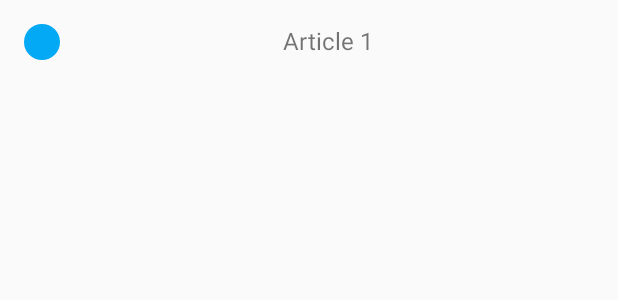
After one commit to afomic/Nacoss, an Android app: the layout aryicle_menu.xml on its own in the app's theme, with its tools: preview values and no code run, on a phone screen of 412 x 824 dp. The commit adds this screen. Shown: the top 300 px of the screen. Run offline under Robolectric (Android 15) with nearby library versions, the phone set to English and light mode, and no system bars.

Commit message:
improving the u.i

```diff
--- a/app/src/main/java/com/afomic/nacoss/fragment/ConstitutionDetailFragment.java
+++ b/app/src/main/java/com/afomic/nacoss/fragment/ConstitutionDetailFragment.java
@@ -99,6 +99,7 @@ public class ConstitutionDetailFragment extends Fragment {
         View.OnClickListener listener=new View.OnClickListener() {
             @Override
             public void onClick(View v) {
+
                 if(!isArticleListVisible){
                     articleList.setVisibility(View.VISIBLE);
                     openAndClose.setImageResource(R.drawable.ic_up);
@@ -136,7 +137,7 @@ public class ConstitutionDetailFragment extends Fragment {
             constitution.setText(span);
         }
         //make the first the present article cyan so as to make it more interactive
-        articleList.getChildAt(article).setBackgroundColor(Color.CYAN);
+
         return v;
     }
 
--- /dev/null
+++ b/app/src/main/res/layout/aryicle_menu.xml
@@ -0,0 +1,17 @@
+<?xml version="1.0" encoding="utf-8"?>
+<LinearLayout xmlns:android="http://schemas.android.com/apk/res/android"
+    android:padding="16dp"
+    android:orientation="horizontal" android:layout_width="match_parent"
+    android:layout_height="match_parent">
+    <View
+        android:background="@drawable/circle"
+        android:layout_width="24dp"
+        android:layout_height="24dp"/>
+    <TextView
+        android:gravity="center"
+        android:text="Article 1"
+        android:textSize="16sp"
+        android:layout_width="match_parent"
+        android:layout_height="wrap_content" />
+
+</LinearLayout>
```
